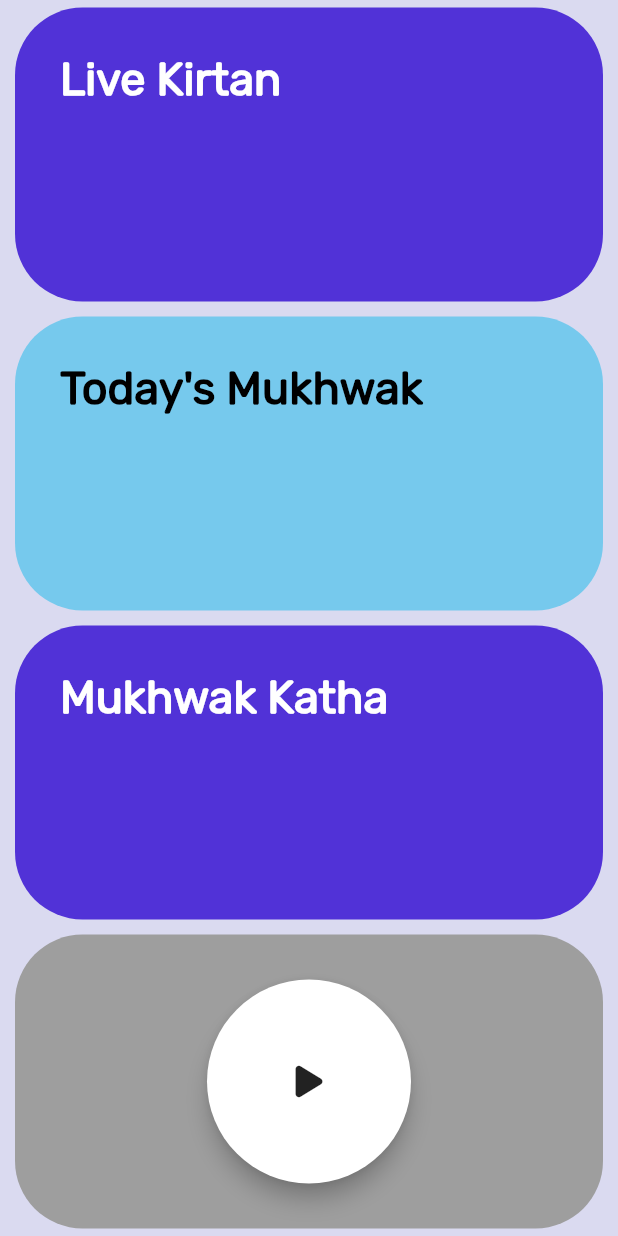
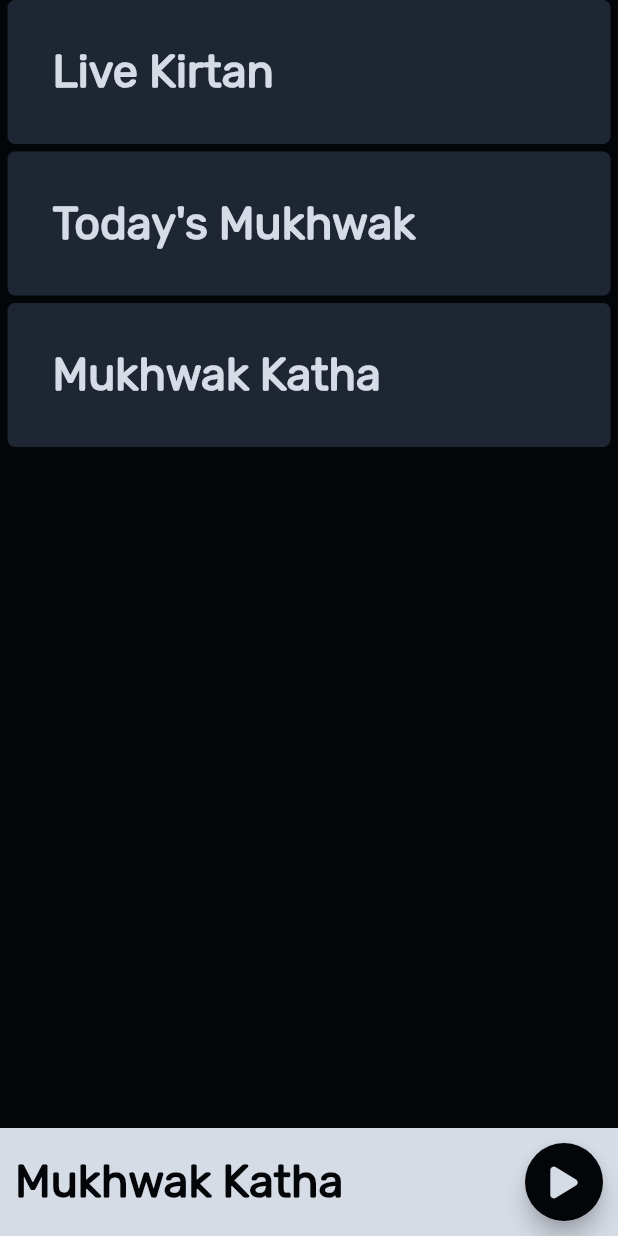
Before and after one commit to 0xharkirat/live_darbar, a Flutter app: the screen it shows after launch, after a tap on "Mukhwak Katha", on a phone screen of 412 x 824 dp. Run offline on Flutter 3.47's test engine with Material 2 defaults, Android fonts, the phone set to English and light mode, and no system bars; our stand-ins replace font_awesome_flutter, google_fonts, just_audio; missing offline and left inert: audio_wave.

Commit message:
fixed play/pause button, changed ui

```diff
--- a/lib/components/card_content.dart
+++ b/lib/components/card_content.dart
@@ -5,21 +5,17 @@ import 'package:live_darbar/components/round_icon_button.dart';
 
 class CardContent extends StatelessWidget {
 
-  CardContent({required this.label, required this.labelColor, required this.isVisible});
+  CardContent({required this.label, required this.labelColor});
 
 
   final String label;
   final Color labelColor;
-  final bool isVisible;
+
 
 
   @override
   Widget build(BuildContext context) {
-    return Column(
-      crossAxisAlignment: CrossAxisAlignment.start,
-      children: <Widget> [
-
-        Text(
+    return Text(
       label,
       style: TextStyle(
         fontFamily: 'Rubik',
@@ -29,39 +25,6 @@ class CardContent extends StatelessWidget {
 
       ),
 
-        ),
-        SizedBox(
-          height: 10.0,
-        ),
-        Visibility(
-          visible: isVisible,
-          child: AudioWave(
-            height: 27.0,
-            width: 88.0,
-            spacing: 2.5,
-            bars: [
-              AudioWaveBar(heightFactor: 0.1, color: Colors.black),
-              AudioWaveBar(heightFactor: 0.3, color: Colors.white),
-              AudioWaveBar(heightFactor: 0.7, color: Colors.black),
-              AudioWaveBar(heightFactor: 0.4, color: Colors.white),
-              AudioWaveBar(heightFactor: 0.2, color: Colors.black),
-              AudioWaveBar(heightFactor: 0.1, color: Colors.black),
-              AudioWaveBar(heightFactor: 0.3, color: Colors.white),
-              AudioWaveBar(heightFactor: 0.7, color: Colors.black),
-              AudioWaveBar(heightFactor: 0.4, color: Colors.white),
-              AudioWaveBar(heightFactor: 0.2, color: Colors.black),
-              AudioWaveBar(heightFactor: 0.1, color: Colors.black),
-              AudioWaveBar(heightFactor: 0.3, color: Colors.white),
-              AudioWaveBar(heightFactor: 0.7, color: Colors.black),
-              AudioWaveBar(heightFactor: 0.4, color: Colors.white),
-              AudioWaveBar(heightFactor: 0.2, color: Colors.black),
-
-
-            ],
-          ),
-        ),
-
-      ],
     );
   }
 }
--- a/lib/components/reusable_card.dart
+++ b/lib/components/reusable_card.dart
@@ -1,6 +1,6 @@
 import 'package:flutter/material.dart';
 
-const margin = EdgeInsets.symmetric(vertical: 5.0, horizontal: 10.0);
+const margin = EdgeInsets.symmetric( horizontal: 5.0);
 
 class ReusableCard extends StatelessWidget {
 
@@ -21,7 +21,7 @@ class ReusableCard extends StatelessWidget {
         padding: EdgeInsets.all(30.0),
         decoration: BoxDecoration(
           color: colour,
-          borderRadius: BorderRadius.circular(45.0),
+          borderRadius: BorderRadius.circular(5.0),
         ),
         child: cardChild,
       ),
--- a/lib/components/round_icon_button.dart
+++ b/lib/components/round_icon_button.dart
@@ -11,15 +11,15 @@ class RoundIconButton extends StatelessWidget {
   @override
   Widget build(BuildContext context) {
   return RawMaterialButton(
-    child: Icon(icon),
+    child: Icon(icon, color: Color(0xFFD6DCE6),),
     onPressed: onPressed,
     elevation: 6.0,
-    // constraints: BoxConstraints.tightFor(
-    //   width: 32.0,
-    //   height: 32.0,
-    // ),
+    constraints: BoxConstraints.tightFor(
+      width: 52.0,
+      height: 52.0,
+    ),
     shape: CircleBorder(),
-    fillColor: Colors.white,
+    fillColor: Color(0xFF040508),
     );
   }
 }
--- a/lib/constants/theme.dart
+++ /dev/null
@@ -1,9 +0,0 @@
-import 'package:flutter/material.dart';
-
-class kThemeData {
-
-
-  static ThemeData lightTheme = ThemeData().copyWith(
-    scaffoldBackgroundColor: Color(0xFFACCCED),
-  );
-}
--- a/lib/logics/page_manager.dart
+++ b/lib/logics/page_manager.dart
@@ -3,6 +3,7 @@ import 'package:just_audio/just_audio.dart';
 
 class PageManager {
   final buttonNotifier = ValueNotifier<ButtonState>(ButtonState.paused);
+  final currentSongTitleNotifier = ValueNotifier<String>('');
 
   static const liveKirtan = 'https://live.sgpc.net:8443/;nocache=889869audio_file.mp3';
   static const mukhwak = 'https://old.sgpc.net/hukumnama/jpeg%20hukamnama/hukamnama.mp3';
@@ -14,9 +15,9 @@ class PageManager {
   void _setInitialPlaylist() async {
 
     _playlist = ConcatenatingAudioSource(children: [
-      AudioSource.uri(Uri.parse(liveKirtan)),
-      AudioSource.uri(Uri.parse(mukhwak)),
-      AudioSource.uri(Uri.parse(mukhwakKatha)),
+      AudioSource.uri(Uri.parse(liveKirtan), tag: 'Live Kirtan'),
+      AudioSource.uri(Uri.parse(mukhwak), tag: 'Mukhwak'),
+      AudioSource.uri(Uri.parse(mukhwakKatha), tag: 'Mukhwak Katha'),
     ]);
     await _audioPlayer.setAudioSource(_playlist);
   }
@@ -30,7 +31,8 @@ class PageManager {
   void _init() async {
     _audioPlayer = AudioPlayer();
     _setInitialPlaylist();
-    _listenForChangesInPlayerState();
+
+    _listenForChangesInSequenceState();
   }
 
   void _listenForChangesInPlayerState() {
@@ -48,11 +50,24 @@ class PageManager {
     });
   }
 
+  void _listenForChangesInSequenceState() {
+    _audioPlayer.sequenceStateStream.listen((sequenceState) {
+      if (sequenceState == null) return;
+      final currentItem = sequenceState.currentSource;
+      final title = currentItem?.tag as String?;
+      currentSongTitleNotifier.value = title ?? '';
+    });
+  }
+
+
   void play(int index) async {
 
 
     _audioPlayer.setAudioSource(_playlist, initialIndex: index);
+    _listenForChangesInPlayerState();
+
     await _audioPlayer.play();
+
   }
 
   void pause(){
@@ -63,8 +78,18 @@ class PageManager {
     _audioPlayer.dispose();
   }
 
+
+
+
+
 }
 
 enum ButtonState {
   paused, playing, loading
 }
+
+enum Channel {
+  liveKirtan,
+  mukhwak,
+  mukhwakKatha
+}
--- a/lib/main.dart
+++ b/lib/main.dart
@@ -13,12 +13,7 @@ class MyApp extends StatelessWidget {
     return MaterialApp(
       debugShowCheckedModeBanner: false,
       home: HomePage(),
-      theme: ThemeData().copyWith(
-        colorScheme: ColorScheme.fromSwatch().copyWith(
-          primary: Color(0xFF3E3B5D)
-        ),
-      scaffoldBackgroundColor: Color(0xFFDADAF0),
-      ),
+
     );
   }
 }
--- a/lib/screens/homepage.dart
+++ b/lib/screens/homepage.dart
@@ -7,12 +7,6 @@ import 'package:live_darbar/logics/page_manager.dart';
 
 import '../components/round_icon_button.dart';
 
-enum Channel {
-  liveKirtan,
-  mukhwak,
-  mukhwakKatha
-
-}
 
 class HomePage extends StatefulWidget {
 
@@ -21,9 +15,80 @@ class HomePage extends StatefulWidget {
   State<HomePage> createState() => _HomePageState();
 }
 
+
+late final PageManager _pageManager;
 class _HomePageState extends State<HomePage> {
 
-  late final PageManager _pageManager;
+  String? selectedChannel;
+  int selectedChannelIndex = 0;
+
+  Widget miniPlayer(){
+    Size deviceSize = MediaQuery.of(context).size;
+    return AnimatedContainer(duration: Duration(milliseconds: 500),
+      padding: EdgeInsets.all(10.0),
+      color: Color(0xFFD6DCE6),
+      width: deviceSize.width,
+      child: Row(
+        mainAxisAlignment: MainAxisAlignment.spaceBetween,
+        children:<Widget> [
+      ValueListenableBuilder<String>(
+      valueListenable: _pageManager.currentSongTitleNotifier,
+        builder: (_, title, __) {
+
+        selectedChannel = title;
+
+          return Text(title,
+            style: TextStyle(
+              fontFamily: 'Rubik',
+              fontSize: 30.0,
+              color: Color(0xFF040508),
+              fontWeight: FontWeight.bold,
+
+            ),
+            );
+          },
+        ),
+          ValueListenableBuilder<ButtonState>(
+            valueListenable: _pageManager.buttonNotifier,
+            builder: (_, value, __) {
+              switch (value) {
+                case ButtonState.loading:
+                  return Container(
+                    width: 52.0,
+                    height: 52.0,
+                    child: const CircularProgressIndicator(
+                      color: Color(0xFF040508),
+                    ),
+                  );
+                case ButtonState.paused:
+                  return RoundIconButton(icon: FontAwesomeIcons.play, onPressed: () => _pageManager.play(getIndex()));
+                case ButtonState.playing:
+                  return RoundIconButton(icon: FontAwesomeIcons.pause, onPressed: _pageManager.pause);
+              }
+            },
+          ),
+
+        ],
+      ),
+    );
+  }
+
+  int getIndex(){
+    if (selectedChannel != ''){
+      if (selectedChannel == 'Live Kirtan'){
+        selectedChannelIndex = 0;
+      }
+      else if (selectedChannel == 'Mukhwak'){
+        selectedChannelIndex = 1;
+      }
+      else if (selectedChannel == 'Mukhwak Katha'){
+        selectedChannelIndex = 2;
+      }
+
+    }
+    return selectedChannelIndex;
+  }
+
 
   @override
   void initState() {
@@ -40,134 +105,84 @@ class _HomePageState extends State<HomePage> {
     super.dispose();
   }
 
-  Channel? selectedChannel;
-  bool isPlaying = false;
-
-  // final audio = AudioPlayer();
-
-  // void toggleChannel(Channel clicked){
-  //
-  //
-  //   setState(() {
-  //     //  logic for pressing the different button
-  //     if (clicked != selectedChannel){
-  //       isPlaying = true;
-  //     }
-  //     // logic for pressing same button
-  //     else{
-  //       isPlaying = !isPlaying;
-  //     }
-  //     selectedChannel = clicked;
-  //
-  //   });
-  //
-  //   // playAudio();
-  //
-  // }
-
-  // void playAudio() async {
-  //
-  //
-  //
-  //   audio.stop();
-  //   String url = '';
-  //
-  //   if (selectedChannel == Channel.liveKirtan){
-  //     url = "https://live.sgpc.net:8443/;nocache=889869audio_file.mp3";
-  //   }
-  //   else if (selectedChannel == Channel.mukhwak){
-  //     url = 'https://old.sgpc.net/hukumnama/jpeg%20hukamnama/hukamnama.mp3';
-  //   }
-  //   else if (selectedChannel == Channel.mukhwakKatha){
-  //     url = "https://old.sgpc.net/hukumnama/jpeg hukamnama/katha.mp3";
-  //   }
-  //
-  //   await audio.play(UrlSource(url));
-  //
-  //
-  //
-  // }
 
   @override
   Widget build(BuildContext context) {
-    return Scaffold(
-      // appBar: AppBar(
-      //   title: Text( "Live Darbar",
-      //   ),
-      //   backgroundColor: Color(0xFFACCCED),
-      //   titleTextStyle: TextStyle(
-      //     color: Color(0xFF3E3B5D),
-      //     fontSize: 20.0,
-      //
-      //   ),
-      // ),
-      body: SafeArea(
-
+    return SafeArea(
+      child: Scaffold(
+        backgroundColor: Color(0xFF040508),
+        body: Column(
+          mainAxisAlignment: MainAxisAlignment.spaceBetween,
+          children: <Widget>[
+            SingleChildScrollView(
               child: Column(
                 crossAxisAlignment: CrossAxisAlignment.stretch,
                 children: <Widget> [
-            Expanded(child: ReusableCard(
+                  ReusableCard(
                     onPress: () => _pageManager.play(0),
-              colour: Color(0xFF5132D7),
+                    colour: Color(0xFF1F2633),
                     cardChild: CardContent(
-                isVisible: selectedChannel == Channel.liveKirtan && isPlaying,
-
                       label: 'Live Kirtan',
-                labelColor: Colors.white,
+                      labelColor: Color(0xFFD6DCE6),
 
                     ),
                   ),
+                  SizedBox(
+                    height: 5.0,
                   ),
-            Expanded(child: ReusableCard(
+                  ReusableCard(
                     onPress: () => _pageManager.play(1),
-              colour: Color(0xFF76C9ED),
+                    colour: Color(0xFF1F2633),
                     cardChild: CardContent(
-                isVisible: selectedChannel == Channel.mukhwak && isPlaying,
                       label: 'Today\'s Mukhwak',
-                labelColor: Colors.black,
+                      labelColor: Color(0xFFD6DCE6),
                     ),
                   ),
+                  SizedBox(
+                    height: 5.0,
                   ),
-            Expanded(child: ReusableCard(
+                  ReusableCard(
                     onPress: () => _pageManager.play(2),
-              colour: Color(0xFF5132D7),
+                    colour: Color(0xFF1F2633),
                     cardChild: CardContent(
-                isVisible: selectedChannel == Channel.mukhwakKatha && isPlaying ,
                       label: 'Mukhwak Katha',
-                labelColor: Colors.white,
+                      labelColor: Color(0xFFD6DCE6),
                     ),
                   ),
-            ),
-            Expanded(
-
-                child: ReusableCard(
-              colour: Colors.grey,
-              cardChild: ValueListenableBuilder<ButtonState>(
-                valueListenable: _pageManager.buttonNotifier,
-                builder: (_, value, __) {
-                  switch (value) {
-                    case ButtonState.loading:
-                      return Container(
-                        margin: const EdgeInsets.all(8.0),
-                        width: 32.0,
-                        height: 32.0,
-                        child: const CircularProgressIndicator(
-                          color: Colors.black54,
-                        ),
-                      );
-                    case ButtonState.paused:
-                      return RoundIconButton(icon: FontAwesomeIcons.play, onPressed: () => _pageManager.play(1));
-                    case ButtonState.playing:
-                      return RoundIconButton(icon: FontAwesomeIcons.pause, onPressed: _pageManager.pause);
-                  }
-                },
-              ),
-
-
-            ))
+                  // Expanded(
+                  //
+                  //     child: ReusableCard(
+                  //   colour: Colors.grey,
+                  //   cardChild: ValueListenableBuilder<ButtonState>(
+                  //     valueListenable: _pageManager.buttonNotifier,
+                  //     builder: (_, value, __) {
+                  //       switch (value) {
+                  //         case ButtonState.loading:
+                  //           return Container(
+                  //             margin: const EdgeInsets.all(8.0),
+                  //             width: 32.0,
+                  //             height: 32.0,
+                  //             child: const CircularProgressIndicator(
+                  //               color: Colors.black54,
+                  //             ),
+                  //           );
+                  //         case ButtonState.paused:
+                  //           return RoundIconButton(icon: FontAwesomeIcons.play, onPressed: () => _pageManager.play(1));
+                  //         case ButtonState.playing:
+                  //           return RoundIconButton(icon: FontAwesomeIcons.pause, onPressed: _pageManager.pause);
+                  //       }
+                  //     },
+                  //   ),
+                  //
+                  //
+                  // ))
                 ],
               ),
+            ),
+            miniPlayer(),
+          ],
         )
+      ),
     );
   }
 }
```
Also changed, not shown: 1 other file. Lines whose indentation alone changed are shown as unchanged.
